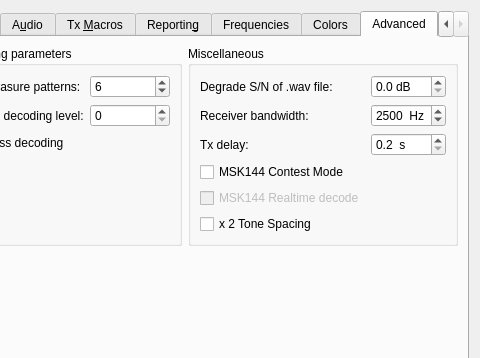
saitohirga/WSJT-X, file Configuration.ui: the form before one commit; both pictures show x 93 to 573 and y 0 to 358 of the 573 by 591 pixel window.
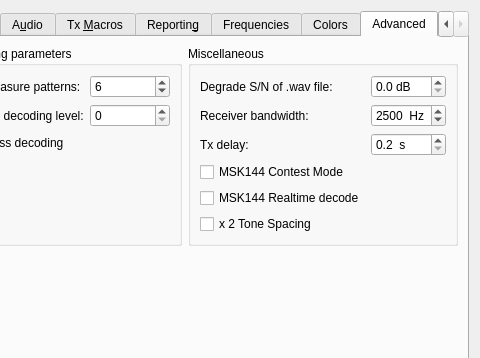
The form after the commit. The open tabs and pages were chosen to show the change.

Commit message: Add real-time decode routine.

Diff of the .ui file:
```diff
--- a/Configuration.ui
+++ b/Configuration.ui
@@ -2280,7 +2280,7 @@
           <item row="8" column="0">
            <widget class="QCheckBox" name="cbRealTime">
             <property name="enabled">
-             <bool>false</bool>
+             <bool>true</bool>
             </property>
             <property name="toolTip">
              <string>&lt;html&gt;&lt;head/&gt;&lt;body&gt;&lt;p&gt;Decode on-the-fly rather than at end of Rx sequence.&lt;/p&gt;&lt;/body&gt;&lt;/html&gt;</string>
```
The commit also changes 1 other file.
